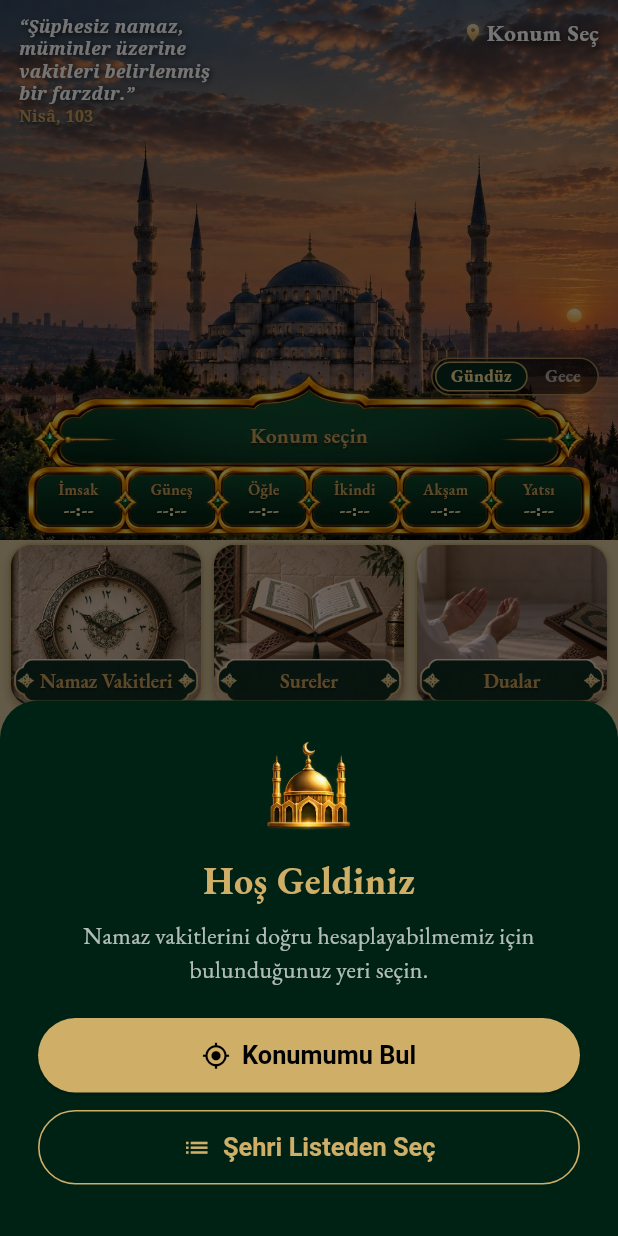
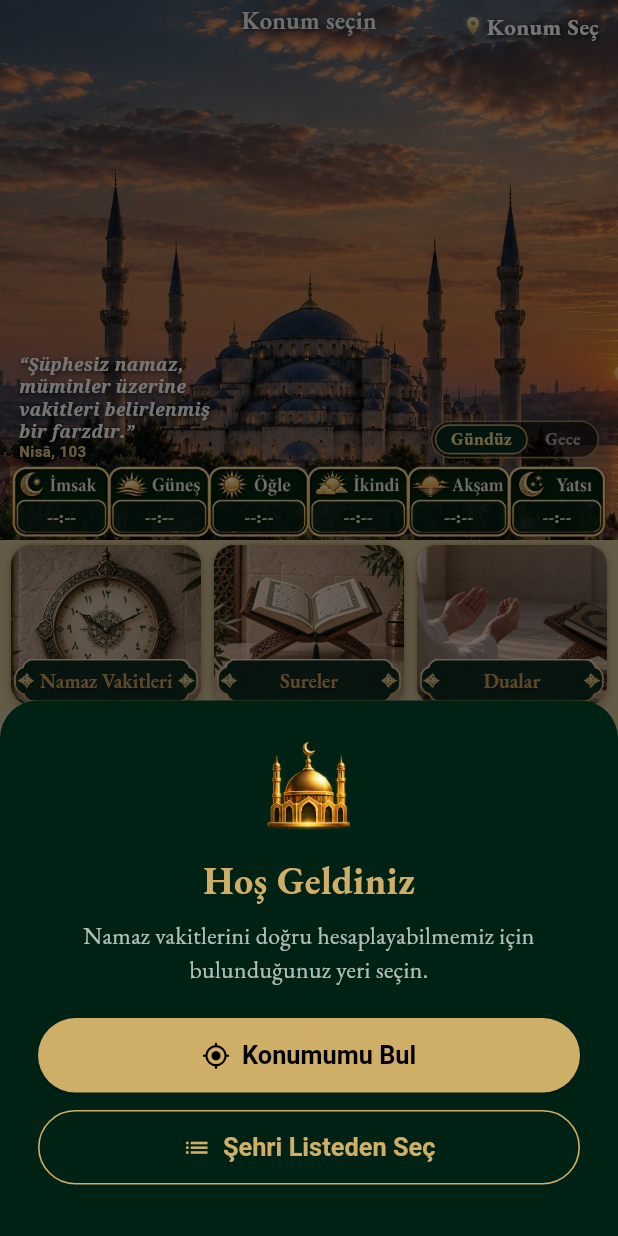
Before and after one commit to ersinsonmez026-glitch/EzanSaati, a Flutter app: the screen it shows after launch, on a phone screen of 412 x 824 dp. Run offline on Flutter 3.47's test engine with Material 3 defaults, Android fonts, the phone set to English and light mode, and no system bars; our stand-ins replace adhan, cloud_firestore, firebase_auth, firebase_core, flutter_local_notifications, flutter_timezone and 7 more; missing offline and left inert: workmanager; accounts and stored records are empty; statements that could not run were skipped.

```diff
--- a/lib/screens/home_screen.dart
+++ b/lib/screens/home_screen.dart
@@ -123,28 +123,34 @@ class _HomeScreenState extends State<HomeScreen> {
       ),
       child: Scaffold(
         backgroundColor: isDaytime() ? const Color(0xFFD8C59C) : const Color(0xFF03170F), // koyu krem / gece yeşili
+        // Fotoğraf durum çubuğunun (saat, pil) arkasına kadar uzanır; ekran üstten kesilmiş görünmez.
         body: SafeArea(
+          top: false,
           child: LayoutBuilder(builder: (context, box) {
-            final w = box.maxWidth, h = box.maxHeight;
+            final topInset = MediaQuery.paddingOf(context).top;
+            final w = box.maxWidth, h = box.maxHeight - topInset;
             final k = (w / 390).clamp(0.8, 1.4); // yazı ve levha ölçeği (iPhone 390 genişlik esas)
             const gap = 6.0, pad = 6.0;
             final tileW = (w - 2 * pad - 2 * gap) / 3;
             double gridFor(double tileH) => _rows * tileH + (_rows - 1) * gap + pad + 2;
 
-            // Tuşlar her ekranda resimleriyle aynı oranda (600 x 508): resimler hiç kesilmez. Kalan yükseklik
-            // üst alana (fotoğraf, ayet, konum/saat, geri sayım) verilir; fotoğraf gerekirse üstten kesilir.
-            final tileH = tileW * MenuTile.photoAspect;
+            // Tuşlar resimleriyle aynı oranda (600 x 508). Kalan yükseklik üst alana (fotoğraf, ayet, konum,
+            // geri sayım) verilir; fotoğraf gerekirse üstten kesilir. Kısa ekranda cami görünsün diye tuşlar
+            // biraz alçalır (en çok %20); resimleri yalnız alttan kesilir.
+            final fullTileH = tileW * MenuTile.photoAspect;
+            final roomTile = (h - _heroMin(w, k) - (_rows - 1) * gap - pad - 2) / _rows;
+            final tileH = math.min(fullTileH, math.max(fullTileH * 0.8, roomTile));
             final gridH = gridFor(tileH);
             final labelSize = MenuTile.fitLabelSize(_items.map((e) => e.title), tileW);
-            final heroH = math.max(_heroMin(w, k), h - gridH);
+            final heroH = math.max(_heroMin(w, k), h - gridH) + topInset;
             // Çok kısa ekranlarda (ör. yatay) sığmazsa kaydırılabilir; normalde kaydırma yok.
-            final scrolls = heroH + gridH > h + 0.5;
+            final scrolls = heroH - topInset + gridH > h + 0.5;
 
             return SingleChildScrollView(
               physics: scrolls ? const ClampingScrollPhysics() : const NeverScrollableScrollPhysics(),
               child: Column(
                 children: [
-                  SizedBox(height: heroH, child: _hero(loc, k, shadow)),
+                  SizedBox(height: heroH, child: _hero(loc, k, shadow, topInset)),
                   // ============================================================
                   // ALT KISIM - 12 TUŞ (3 × 4)
                   // ============================================================
@@ -186,33 +192,40 @@ class _HomeScreenState extends State<HomeScreen> {
   // ÜST YARI - ANA GÖRSEL, LEVHALAR, KONUM/TARİH, AYET, GERİ SAYIM
   // ============================================================
   // Üst alanın ölçüleri (k: ekran genişliği ölçeği)
-  static double _bannerW(double w) => math.min(w * 0.92, 520);
-  // En az: geri sayım paneli ve üstünde ayet/konum yazıları kadar; daha kısa ekranda sayfa kayar.
-  static double _heroMin(double w, double k) => _bannerW(w) / CountdownBanner.aspect + 2 + 70 * k;
+  static double _bannerW(double w) => math.min(w * 0.96, 540);
+  // En az: geri sayım paneli ve caminin tamamı görünecek kadar (kısa ekranda tuşlar alçalır).
+  static double _heroMin(double w, double k) => _bannerW(w) / CountdownBanner.aspect + 2 + 125 * k;
 
-  Widget _hero(AppLocation? loc, double k, List<Shadow> shadow) {
+  Widget _hero(AppLocation? loc, double k, List<Shadow> shadow, double topInset) {
     return LayoutBuilder(builder: (context, box) {
       final bannerH = _bannerW(box.maxWidth) / CountdownBanner.aspect;
-      // Caminin tabanı geri sayım panelinin hemen üstüne oturur; fotoğraf gerekirse üstten kesilir.
-      final mosqueBase = box.maxHeight - bannerH + 4 * k;
+      // Caminin tabanı "kalan" satırının hemen üstüne oturur (alt tarafı görünür); fotoğraf gerekirse üstten kesilir.
+      final mosqueBase = box.maxHeight - 2 - bannerH;
       return Stack(
         children: [
           _heroPhoto(box.biggest, mosqueBase),
-          // Ayet sol üstte, konum sağ üstte; caminin iki yanında fotoğrafın üstünde durur.
+          // Ayet sol altta: alt kenarı vakit kartlarına değer. Kalan süre üst ortada, konum sağ üstte.
           Positioned(
             left: 12,
-            top: 10 * k,
+            bottom: 2 + bannerH * (1 - CountdownBanner.sideTop) + 3 * k,
             child: _verse(k, shadow),
+          ),
+          // Sonraki vakte kalan süre: üst ortada
+          Positioned(
+            left: 0,
+            right: 0,
+            top: topInset + 4 * k,
+            child: Center(child: RemainingLine(status: _status, k: k)),
           ),
           Positioned(
             right: 10,
-            top: 10 * k,
+            top: topInset + 6 * k,
             child: _locationLabel(loc, k, shadow),
           ),
           Column(
             children: [
               const Spacer(),
-              // Geri sayım paneli (ekranın %92'si, ortada, tuşlara yaslı)
+              // Kalan süre satırı ve vakit kartları (ekranın %96'sı, ortada, tuşlara yaslı)
               Center(
                 child: SizedBox(
                   width: _bannerW(box.maxWidth),
@@ -236,10 +249,10 @@ class _HomeScreenState extends State<HomeScreen> {
     });
   }
 
-  /// Arka plan fotoğrafı: caminin tabanı (görselde %54, %64) kutuda [mosqueY] yüksekliğine gelir;
+  /// Arka plan fotoğrafı: caminin tabanı (görselde %54, %66) kutuda [mosqueY] yüksekliğine gelir;
   /// fotoğraf kutuyu her zaman tamamen kaplar (gece ve gündüz aynı kadraj).
   Widget _heroPhoto(Size box, double mosqueY) {
-    const imgW = 1536.0, imgH = 1024.0, fx = 0.54, fy = 0.64;
+    const imgW = 1536.0, imgH = 1024.0, fx = 0.54, fy = 0.66;
     final scale = [box.width / imgW, box.height / imgH, mosqueY / (fy * imgH), (box.height - mosqueY) / ((1 - fy) * imgH)]
         .reduce(math.max);
     final w = imgW * scale, h = imgH * scale;
@@ -283,16 +296,16 @@ class _HomeScreenState extends State<HomeScreen> {
 
   /// Nisâ 103 (eski yazı tipiyle kalın italik); ayrılan alana sığmazsa küçülür, hiç gizlenmez.
   Widget _verse(double k, List<Shadow> shadow) {
-    return FittedBox(
-      fit: BoxFit.scaleDown,
-      alignment: Alignment.topLeft,
-      child: Column(
-        mainAxisSize: MainAxisSize.min,
-        crossAxisAlignment: CrossAxisAlignment.start,
-        children: [
-          // Satırlar aşağı doğru uzar
-          Text(
-            '“Şüphesiz namaz,\nmüminler üzerine\nvakitleri belirlenmiş\nbir farzdır.”',
+    // Satırlar aşağı doğru uzar; kaynak son satırın yanında (altındaki kalan süre satırına yer kalsın).
+    return Text.rich(
+      TextSpan(children: [
+        const TextSpan(text: '“Şüphesiz namaz,\nmüminler üzerine\nvakitleri belirlenmiş\nbir farzdır.”\n'),
+        TextSpan(
+          text: 'Nisâ, 103',
+          style: TextStyle(
+              color: const Color(0xFFE8C88A), fontSize: 9.5 * k, fontStyle: FontStyle.normal, fontWeight: FontWeight.w700),
+        ),
+      ]),
       style: TextStyle(
         color: Colors.white,
         fontFamily: 'serif',
@@ -302,12 +315,9 @@ class _HomeScreenState extends State<HomeScreen> {
         fontStyle: FontStyle.italic,
         shadows: shadow,
       ),
-          ),
-          GoldText('Nisâ, 103', style: TextStyle(fontFamily: 'serif', fontSize: 10 * k, fontWeight: FontWeight.w600)),
-        ],
-      ),
     );
   }
+
 }
 
 /// İlk açılışta çıkan "konumunu seç" penceresi.
--- a/lib/widgets/countdown_banner.dart
+++ b/lib/widgets/countdown_banner.dart
@@ -1,36 +1,38 @@
 import 'package:flutter/material.dart';
 
 import '../services/prayer_calc.dart';
-import 'gold_icon.dart';
 
-/// Ana ekrandaki geri sayım paneli. Çerçeve resimdir (assets/images/geri_sayim.webp); yazılar canlı çizilir.
-/// Üstte tek satırda sonraki vakte kalan süre ("Öğleye Kalan 3 saat 10 dakika"), altta günün altı vakti;
-/// içinde bulunulan vakit altın zeminle vurgulanır.
+/// Ana ekrandaki vakit kartları: günün altı vakti simgeli kartlarda (çerçeve, simgeler ve adlar resimdir: assets/images/geri_sayim.webp; saatler
+/// canlı yazılır). İçinde bulunulan vaktin saat kutusu açık altınla vurgulanır.
 class CountdownBanner extends StatelessWidget {
   final PrayerStatus? status;
 
   const CountdownBanner({super.key, required this.status});
 
-  // Kutu konumları çerçevenin 2100 x 607 ölçülü çizimine göre.
-  static const double _w = 2100, _h = 607;
+  // Kart görseli 1400 x 167: vakit simgeleri ve adları resimdedir; saatler alttaki kutulara kodla yazılır.
+  // Konumlar 2068 x 246 ölçülü çizime göre.
+  static const double _w = 2068, _h = 246;
+
+  /// Genişlik / yükseklik.
   static const double aspect = _w / _h;
 
-  /// Çerçevenin sağ ve sol kenarının üstü (ortadaki kemer daha yukarıda), yüksekliğe oranı.
-  static const double sideTop = 114 / _h;
+  /// Kartların üst kenarı, yüksekliğe oranı (kalan süre satırı artık ekranın üstünde: [RemainingLine]).
+  static const double sideTop = 0;
 
-  static const _slotsX = [
-    (45.0, 352.0),
-    (389.0, 696.0),
-    (733.0, 1033.0),
-    (1069.0, 1368.0),
-    (1404.0, 1705.0),
-    (1742.0, 2055.0)
+  static const _boxes = [
+    (21.0, 322.0),
+    (354.0, 671.0),
+    (703.0, 1016.0),
+    (1048.0, 1363.0),
+    (1396.0, 1715.0),
+    (1749.0, 2048.0)
   ];
+  static const double _boxTop = 125, _boxBottom = 227;
 
   static const _cream = Color(0xFFF6E3B0);
-  static const _shadow = [Shadow(color: Color(0xCC000000), blurRadius: 3, offset: Offset(0, 1))];
+  static const _shadow = [Shadow(color: Color(0xCC000000), blurRadius: 6, offset: Offset(0, 1))];
 
-  /// "Öğleye", "Akşama" gibi yönelme hâli.
+  /// "İkindiye", "Akşama" gibi yönelme hâli.
   static const _to = {
     'İmsak': 'İmsaka',
     'Güneş': 'Güneşe',
@@ -40,77 +42,38 @@ class CountdownBanner extends StatelessWidget {
     'Yatsı': 'Yatsıya',
   };
 
+  /// Kalan süre "2:40" (saat:dakika); son bir saatte "0:25".
+  static String remainingText(Duration d) => '${d.inHours}:${(d.inMinutes % 60).toString().padLeft(2, '0')}';
+
   @override
   Widget build(BuildContext context) {
     final s = status;
     return AspectRatio(
       aspectRatio: aspect,
       child: LayoutBuilder(builder: (context, box) {
-        final w = box.maxWidth, h = box.maxHeight;
+        final w = box.maxWidth;
         final k = w / 400; // 400 genişlik esas
-        Rect r(double x0, double y0, double x1, double y1) =>
-            Rect.fromLTRB(x0 / _w * w, y0 / _h * h, x1 / _w * w, y1 / _h * h);
-
-        TextStyle gold(double size, {FontWeight weight = FontWeight.w600}) =>
-            TextStyle(fontFamily: 'EBGaramond', fontSize: size * k, fontWeight: weight, height: 1.0);
-
-        // Üst satır: kalan süre (bir saatten azsa dakika ve saniye)
-        final List<(String, bool)> parts;
-        if (s == null) {
-          parts = const [('Konum seçin', false)];
-        } else {
-          final d = s.remaining;
-          final hh = d.inHours, mm = d.inMinutes % 60, ss = d.inSeconds % 60;
-          parts = [
-            ('${_to[s.next.name] ?? s.next.name} Kalan', false),
-            if (hh > 0) ...[('$hh', true), ('saat', false), ('$mm', true), ('dakika', false)]
-            else ...[('$mm', true), ('dakika', false), ('$ss', true), ('saniye', false)],
-          ];
-        }
+        final cardsH = w * _h / _w;
         final slots = s?.today.slots ?? const <PrayerSlot>[];
 
-        return Stack(
+        return Column(
+          children: [
+            SizedBox(
+              height: cardsH,
+              child: Stack(
                 children: [
                   Positioned.fill(child: Image.asset('assets/images/geri_sayim.webp', fit: BoxFit.fill)),
-            // Bulunulan vaktin kutusu altın zemin (kutunun içinde, kenarı açıkta)
                   for (var i = 0; i < 6; i++)
-              if (s?.current.name == PrayerCalc.names[i])
-                Positioned.fromRect(
-                  rect: r(_slotsX[i].$1 + 10, 390, _slotsX[i].$2 - 10, 551),
-                  child: DecoratedBox(
-                    decoration: BoxDecoration(
-                      borderRadius: BorderRadius.circular(8 * k),
-                      gradient: const LinearGradient(
-                        begin: Alignment.topCenter,
-                        end: Alignment.bottomCenter,
-                        colors: [Color(0xFFF0DCA6), Color(0xFFC9A35E)],
+                    Positioned(
+                      left: _boxes[i].$1 / _w * w,
+                      width: (_boxes[i].$2 - _boxes[i].$1) / _w * w,
+                      top: _boxTop / _h * cardsH,
+                      height: (_boxBottom - _boxTop) / _h * cardsH,
+                      child: _time(i < slots.length ? formatHm(slots[i].time) : '--:--',
+                          s?.current.name == PrayerCalc.names[i], k),
                     ),
-                    ),
-                  ),
-                ),
-            Positioned.fromRect(
-              rect: r(340, 140, 1760, 330),
-              child: Center(
-                child: FittedBox(
-                  fit: BoxFit.scaleDown,
-                  child: Row(
-                    // Küçük kelimeler ve büyük rakamlar dikeyde aynı çizgide ortalanır (süs çizgisi hizası).
-                    crossAxisAlignment: CrossAxisAlignment.center,
-                    children: [
-                      for (final (i, (text, big)) in parts.indexed) ...[
-                        if (i > 0) SizedBox(width: (big ? 5 : 4) * k),
-                        GoldText(text, maxLines: 1, style: big ? gold(30, weight: FontWeight.w700) : gold(15)),
-                      ],
                 ],
               ),
-                ),
-              ),
-            ),
-            for (var i = 0; i < 6; i++)
-              Positioned.fromRect(
-                rect: r(_slotsX[i].$1, 380, _slotsX[i].$2, 560),
-                child: _slot(PrayerCalc.names[i], i < slots.length ? formatHm(slots[i].time) : '--:--',
-                    s?.current.name == PrayerCalc.names[i], k),
             ),
           ],
         );
@@ -118,34 +81,68 @@ class CountdownBanner extends StatelessWidget {
     );
   }
 
-  Widget _slot(String name, String time, bool current, double k) {
-    const dark = Color(0xFF241802);
-    return Padding(
-      padding: EdgeInsets.symmetric(horizontal: 3 * k, vertical: 2 * k),
-      child: FittedBox(
-        fit: BoxFit.scaleDown,
-        child: Column(
-          mainAxisSize: MainAxisSize.min,
-          children: [
-            if (current)
-              Text(name,
-                  style: TextStyle(
-                      fontFamily: 'EBGaramond', fontSize: 11 * k, fontWeight: FontWeight.w600, color: dark, height: 1.1))
-            else
-              GoldText(name,
-                  style: TextStyle(fontFamily: 'EBGaramond', fontSize: 11 * k, fontWeight: FontWeight.w600, height: 1.1)),
-            Text(
+  Widget _time(String time, bool current, double k) {
+    final text = Text(
       time,
       style: TextStyle(
         fontFamily: 'EBGaramond',
-                fontSize: 13 * k,
+        fontSize: 14 * k,
         fontWeight: FontWeight.w700,
+        color: current ? const Color(0xFF241802) : _cream,
+        shadows: current ? null : _shadow,
+        fontFeatures: const [FontFeature.tabularFigures()],
+      ),
+    );
+    return Container(
+      margin: EdgeInsets.all(1.2 * k),
+      alignment: Alignment.center,
+      decoration: current
+          ? BoxDecoration(
+              borderRadius: BorderRadius.circular(5 * k),
+              gradient: const LinearGradient(
+                begin: Alignment.topCenter,
+                end: Alignment.bottomCenter,
+                colors: [Color(0xFFF0DCA6), Color(0xFFC9A35E)],
+              ),
+            )
+          : null,
+      child: FittedBox(fit: BoxFit.scaleDown, child: text),
+    );
+  }
+}
+
+/// Sonraki vakte kalan süre ("Öğleye kalan 1:08"): çerçevesiz, hafif şeffaf tek satır (ana ekranın üst ortası).
+class RemainingLine extends StatelessWidget {
+  final PrayerStatus? status;
+  final double k;
+
+  const RemainingLine({super.key, required this.status, required this.k});
+
+  @override
+  Widget build(BuildContext context) {
+    final s = status;
+    return Opacity(
+      opacity: 0.92,
+      child: Text.rich(
+        TextSpan(children: [
+          TextSpan(
+              text: s == null
+                  ? 'Konum seçin'
+                  : '${CountdownBanner._to[s.next.name] ?? s.next.name} kalan '),
+          if (s != null)
+            TextSpan(
+                text: CountdownBanner.remainingText(s.remaining),
+                style: TextStyle(
+                    fontSize: 19 * k, fontWeight: FontWeight.w700, fontFeatures: const [FontFeature.tabularFigures()])),
+        ]),
+        maxLines: 1,
+        style: TextStyle(
+          fontFamily: 'EBGaramond',
+          fontSize: 15.5 * k,
+          fontWeight: FontWeight.w600,
+          color: Colors.white,
+          shadows: CountdownBanner._shadow,
           height: 1.1,
-                color: current ? dark : _cream,
-                shadows: current ? null : _shadow,
-              ),
-            ),
-          ],
         ),
       ),
     );
```
Also changed, not shown: assets/images/geri_sayim.webp, 1 other file. Lines whose indentation alone changed are shown as unchanged.
